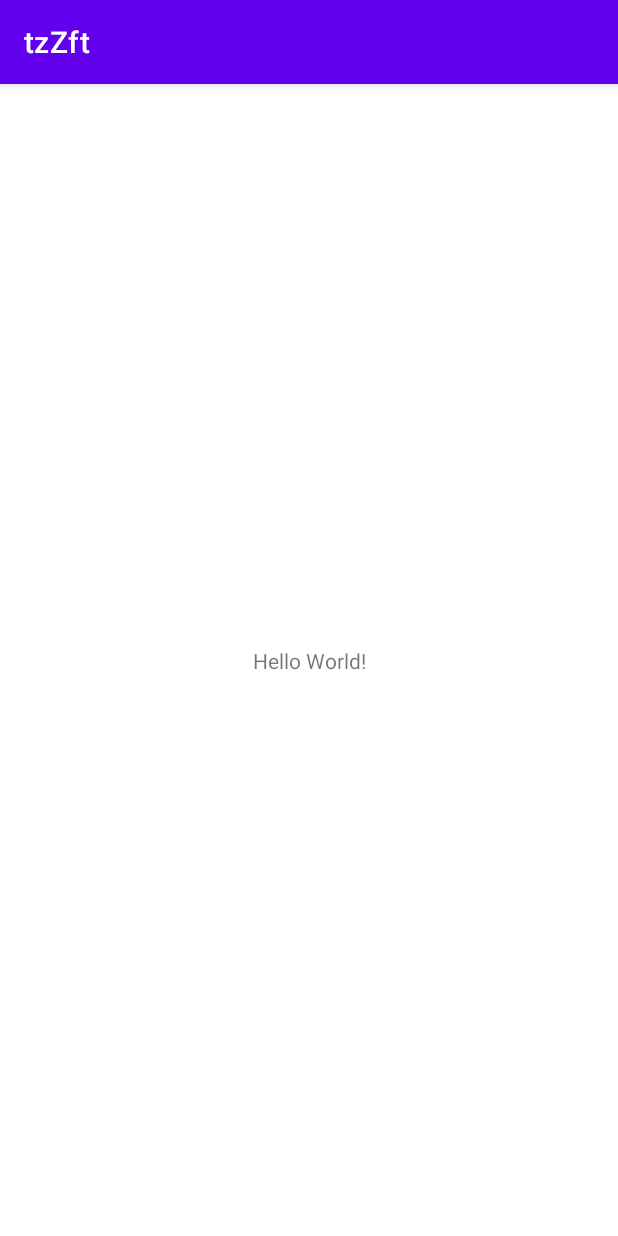
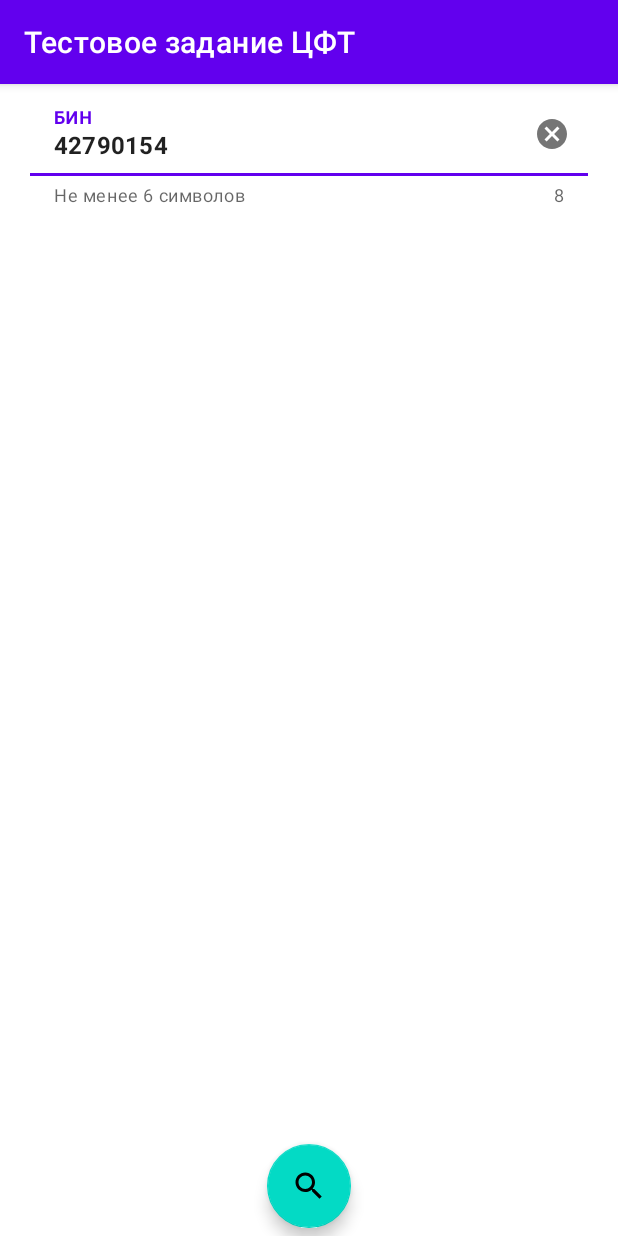
Before and after one commit to Camel-Soft/tzZft, an Android app: the screen it shows after launch (ActivityMain), on a phone screen of 412 x 824 dp. Run offline under Robolectric (Android 15) with nearby library versions, the phone set to English and light mode, and no system bars; our stand-ins replace Dagger/Hilt's generated code; libraries missing offline, so code that uses them is left out: com.jakewharton.retrofit2.

Commit message:
second commit

```diff
--- a/app/build.gradle
+++ b/app/build.gradle
@@ -4,7 +4,7 @@ plugins {
     id 'kotlin-parcelize'
     id 'kotlin-kapt'
     id 'dagger.hilt.android.plugin'
-    id 'org.jetbrains.kotlin.plugin.serialization'
+    id 'kotlinx-serialization'
 }
 
 android {
@@ -42,9 +42,9 @@ android {
 
 dependencies {
 
-    // Default
     implementation 'androidx.core:core-ktx:1.9.0'
     implementation 'androidx.appcompat:appcompat:1.5.1'
+    implementation 'androidx.fragment:fragment-ktx:1.5.5'
     implementation 'com.google.android.material:material:1.7.0'
     implementation 'androidx.constraintlayout:constraintlayout:2.1.4'
     testImplementation 'junit:junit:4.13.2'
--- a/app/src/main/java/com/camelsoft/tzzft/presentation/activity_main/ActivityMain.kt
+++ b/app/src/main/java/com/camelsoft/tzzft/presentation/activity_main/ActivityMain.kt
@@ -1,12 +1,57 @@
 package com.camelsoft.tzzft.presentation.activity_main
 
+import android.content.Context
+import android.os.Bundle
+import androidx.activity.viewModels
 import androidx.appcompat.app.AppCompatActivity
-import android.os.Bundle
+import androidx.lifecycle.lifecycleScope
 import com.camelsoft.tzzft.R
+import com.camelsoft.tzzft.databinding.ActivityMainBinding
+import com.camelsoft.tzzft.presentation.dialogs.showError
+import com.camelsoft.tzzft.presentation.dialogs.showInfo
+import dagger.hilt.android.AndroidEntryPoint
+import java.lang.ref.WeakReference
 
+@AndroidEntryPoint
 class ActivityMain : AppCompatActivity() {
+    private lateinit var binding: ActivityMainBinding
+    private lateinit var weakContext: WeakReference<Context>
+    private val viewModel: ActivityMainViewModel by viewModels()
+
     override fun onCreate(savedInstanceState: Bundle?) {
         super.onCreate(savedInstanceState)
-        setContentView(R.layout.activity_main)
+        binding = ActivityMainBinding.inflate(layoutInflater)
+        setContentView(binding.root)
+
+        weakContext = WeakReference<Context>(this)
+        supportActionBar?.title = resources.getString(R.string.title)
+
+        handleEventsUi()
+        btnClick()
+    }
+
+    private fun handleEventsUi() {
+        lifecycleScope.launchWhenStarted {
+            viewModel.eventsUi.collect { event ->
+                when (event) {
+                    is EventUiMainActivity.ShowError -> showError(weakContext.get()!!, event.message) {}
+                    is EventUiMainActivity.ShowInfo -> showInfo(weakContext.get()!!, event.message) {}
+                    is EventUiMainActivity.ShowProgress -> {}
+                    is EventUiMainActivity.PublicBankInfo -> showInfo(weakContext.get()!!, event.bankInfo.brand!!) {}
+                }
+            }
+        }
+    }
+
+    private fun btnClick() {
+        binding.btnStart.setOnClickListener {
+            if (binding.editBin.text.toString().length < 6) {
+                showInfo(weakContext.get()!!, resources.getString(R.string.helper_text)) {}
+                return@setOnClickListener
+            }
+            viewModel.eventsVm(EventVmMainActivity.PerformRequest(
+                bin = binding.editBin.text.toString().toInt()
+            ))
+        }
     }
 }
--- /dev/null
+++ b/app/src/main/res/drawable/img_search_48.xml
@@ -0,0 +1,5 @@
+<vector android:height="48dp" android:tint="#000000"
+    android:viewportHeight="24" android:viewportWidth="24"
+    android:width="48dp" xmlns:android="http://schemas.android.com/apk/res/android">
+    <path android:fillColor="@android:color/white" android:pathData="M15.5,14h-0.79l-0.28,-0.27C15.41,12.59 16,11.11 16,9.5 16,5.91 13.09,3 9.5,3S3,5.91 3,9.5 5.91,16 9.5,16c1.61,0 3.09,-0.59 4.23,-1.57l0.27,0.28v0.79l5,4.99L20.49,19l-4.99,-5zM9.5,14C7.01,14 5,11.99 5,9.5S7.01,5 9.5,5 14,7.01 14,9.5 11.99,14 9.5,14z"/>
+</vector>
--- a/app/src/main/res/layout/activity_main.xml
+++ b/app/src/main/res/layout/activity_main.xml
@@ -7,13 +7,44 @@
     android:layout_height="match_parent"
     tools:context=".presentation.activity_main.ActivityMain">
 
-    <TextView
+    <com.google.android.material.textfield.TextInputLayout
+        android:id="@+id/layoutBin"
+        android:layout_width="match_parent"
+        android:layout_height="wrap_content"
+        android:layout_marginTop="5dp"
+        android:layout_marginStart="20dp"
+        android:layout_marginEnd="20dp"
+        android:hint="@string/bin"
+        android:textColorHint="@color/purple_700"
+        app:helperText="@string/helper_text"
+        app:counterEnabled="true"
+        app:endIconMode="clear_text"
+        app:layout_constraintEnd_toEndOf="parent"
+        app:layout_constraintStart_toStartOf="parent"
+        app:layout_constraintTop_toTopOf="parent">
+
+        <com.google.android.material.textfield.TextInputEditText
+            android:id="@+id/editBin"
+            android:layout_width="match_parent"
+            android:layout_height="wrap_content"
+            android:background="@color/white"
+            android:gravity="start"
+            android:imeOptions="actionDone"
+            android:inputType="number"
+            android:text="42790154"
+            android:maxLines="1"
+            android:textSize="16sp"
+            android:textStyle="bold" />
+    </com.google.android.material.textfield.TextInputLayout>
+
+    <com.google.android.material.floatingactionbutton.FloatingActionButton
+        android:id="@+id/btnStart"
         android:layout_width="wrap_content"
         android:layout_height="wrap_content"
-        android:text="Hello World!"
+        android:layout_marginBottom="5dp"
+        android:src="@drawable/img_search_48"
         app:layout_constraintBottom_toBottomOf="parent"
         app:layout_constraintEnd_toEndOf="parent"
-        app:layout_constraintStart_toStartOf="parent"
-        app:layout_constraintTop_toTopOf="parent" />
+        app:layout_constraintStart_toStartOf="parent" />
 
 </androidx.constraintlayout.widget.ConstraintLayout>
--- a/app/src/main/res/values/strings.xml
+++ b/app/src/main/res/values/strings.xml
@@ -1,10 +1,13 @@
 <resources>
     <string name="app_name">tzZft</string>
+    <string name="title">Тестовое задание ЦФТ</string>
     <string name="cancel">Отменить</string>
     <string name="ok">Ок</string>
     <string name="attention">Внимание</string>
+    <string name="bin">БИН</string>
+    <string name="helper_text">Не менее 6 символов</string>
+
     <string name="error">Ошибка</string>
-
     <string name="error_сonnect">Нет связи. Проверьте соединение с Интернетом</string>
     <string name="error_ssl_unverified">SSL верификация не выполнена</string>
     <string name="error_handshake">Протокол-handshake не выполнен. Проверьте правильность указания адреса сервера</string>
@@ -16,4 +19,5 @@
     <string name="info_404">Информация не найдена. Попробуйте повторить запрос</string>
     <string name="info_from_server">Ошибка. Сервер ответил</string>
     <string name="info_response_body">Тело ответа не определено. Попробуйте повторить запрос</string>
+
 </resources>
--- a/build.gradle
+++ b/build.gradle
@@ -1,6 +1,7 @@
 buildscript {
     dependencies {
         classpath 'com.google.dagger:hilt-android-gradle-plugin:2.43.2'
+        classpath 'org.jetbrains.kotlin:kotlin-serialization:1.7.20'
     }
 }
 
```
Also changed, not shown: app/src/main/java/com/camelsoft/tzzft/domain/models/MInfo.kt (+20 -20 lines), app/src/main/java/com/camelsoft/tzzft/presentation/activity_main/ActivityMainViewModel.kt (+24 -6 lines).
